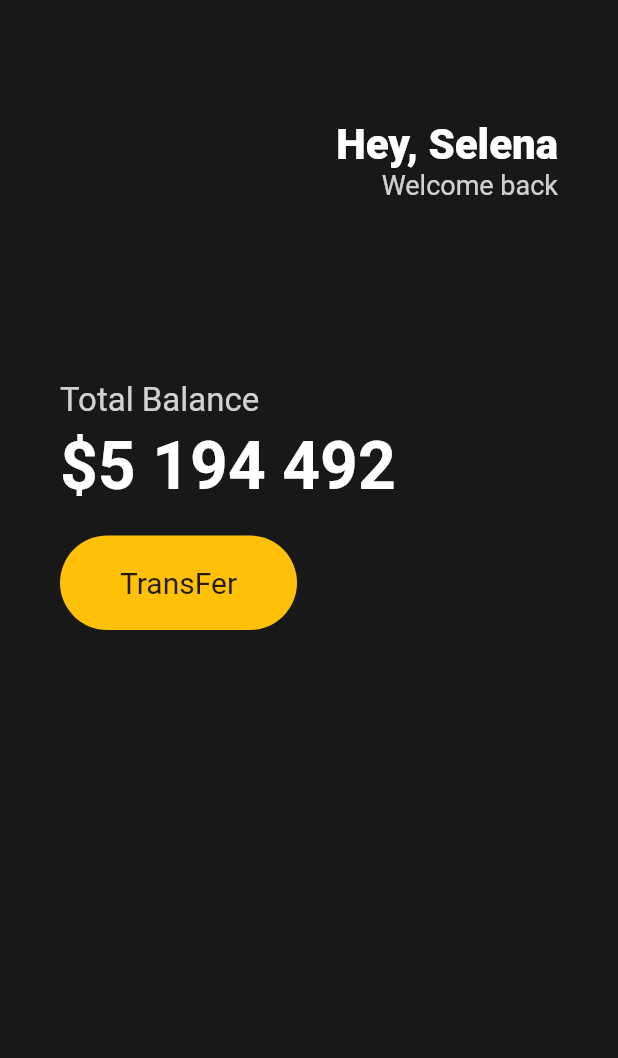
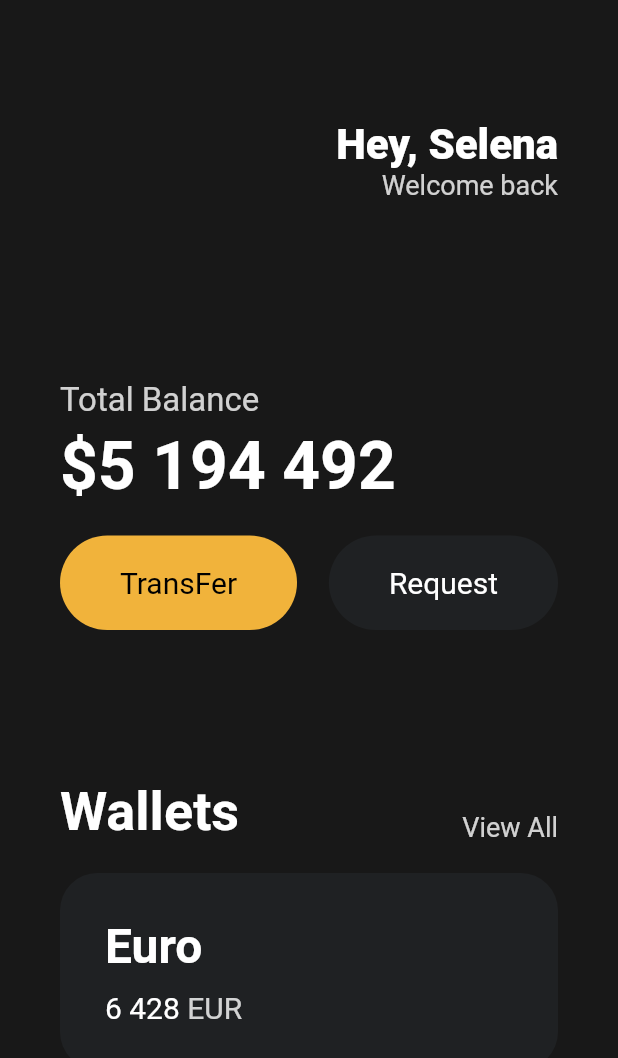
Before and after one commit to SangkiKim/toonflix, a Flutter app: the screen it shows after launch, on a phone screen of 412 x 824 dp. Shown: the top 1058 px of the screen. Run offline on Flutter 3.47's test engine with Material 2 defaults, Android fonts, the phone set to English and light mode, and no system bars.

Commit message:
make button widget and card

```diff
--- a/lib/main.dart
+++ b/lib/main.dart
@@ -1,11 +1,11 @@
 import 'package:flutter/material.dart';
+import 'package:toonflix/widgets/button.dart';
 
 void main() {
   runApp(App());
 }
 
 class App extends StatelessWidget {
-
   @override
   Widget build(BuildContext context) {
     return MaterialApp(
@@ -25,7 +25,8 @@ class App extends StatelessWidget {
                   Column(
                     crossAxisAlignment: CrossAxisAlignment.end,
                     children: [
-                      const Text('Hey, Selena',
+                      const Text(
+                        'Hey, Selena',
                         style: TextStyle(
                           color: Colors.white,
                           fontSize: 28,
@@ -36,8 +37,7 @@ class App extends StatelessWidget {
                           style: TextStyle(
                             color: Colors.white.withOpacity(0.8),
                             fontSize: 18,
-                            )
-                      )
+                          ))
                     ],
                   )
                 ],
@@ -52,9 +52,7 @@ class App extends StatelessWidget {
                   color: Colors.white.withOpacity(0.8),
                 ),
               ),
-              const SizedBox(
-                height: 5
-              ),
+              const SizedBox(height: 5),
               const Text(
                 '\$5 194 492',
                 style: TextStyle(
@@ -63,34 +61,105 @@ class App extends StatelessWidget {
                   fontWeight: FontWeight.w600,
                 ),
               ),
-              const SizedBox(height: 20,),
+              const SizedBox(
+                height: 20,
+              ),
+              Row(
+                mainAxisAlignment: MainAxisAlignment.spaceBetween,
+                children: const [
+                  Button(
+                    text: 'TransFer',
+                    bgColor: Color(0xFFF1B33B),
+                    textColor: Colors.black,
+                  ),
+                  Button(
+                    text: 'Request',
+                    bgColor: Color(0xFF1F2123),
+                    textColor: Colors.white,
+                  ),
+                ],
+              ),
+              const SizedBox(
+                height: 100,
+              ),
+              Row(
+                crossAxisAlignment: CrossAxisAlignment.end,
+                mainAxisAlignment: MainAxisAlignment.spaceBetween,
+                children: [
+                  const Text(
+                    "Wallets",
+                    style: TextStyle(
+                      color: Colors.white,
+                      fontSize: 36,
+                      fontWeight: FontWeight.w600,
+                    ),
+                  ),
+                  Text(
+                    "View All",
+                    style: TextStyle(
+                      color: Colors.white.withOpacity(0.8),
+                      fontSize: 18,
+                    ),
+                  ),
+                ],
+              ),
+              const SizedBox(
+                height: 20,
+              ),
+              Container(
+                decoration: BoxDecoration(
+                  color: const Color(0xFF1F2123),
+                  borderRadius: BorderRadius.circular(25),
+                ),
+                child: Padding(
+                  padding: const EdgeInsets.all(
+                    30,
+                  ),
+                  child: Row(
+                    children: [
+                      Column(
+                        crossAxisAlignment: CrossAxisAlignment.start,
+                        children: [
+                          const Text(
+                            'Euro',
+                            style: TextStyle(
+                              color: Colors.white,
+                              fontSize: 32,
+                              fontWeight: FontWeight.w600,
+                            ),
+                          ),
+                          const SizedBox(
+                            height: 10,
+                          ),
                           Row(
                             children: [
-                  Container(
-                    decoration: BoxDecoration(
-                      color: Colors.amber,
-                      borderRadius: BorderRadius.circular(45),
+                              const Text("6 428",
+                                  style: TextStyle(
+                                    color: Colors.white,
+                                    fontSize: 20,
+                                  )),
+                              const SizedBox(
+                                width: 5,
                               ),
-                    child: const Padding(
-                      padding: EdgeInsets.symmetric(
-                        vertical: 20,
-                        horizontal: 40,
-                      ),
-                      child: Text('TransFer',
+                              Text(
+                                "EUR",
                                 style: TextStyle(
+                                  color: Colors.white.withOpacity(0.8),
                                   fontSize: 20,
                                 ),
+                              ),
+                            ],
+                          ),
+                        ],
+                      ),
+                    ],
                   ),
                 ),
               ),
             ],
-              )
-            ],
           ),
         ),
-
       ),
     );
   }
-
 }
--- /dev/null
+++ b/lib/widgets/button.dart
@@ -0,0 +1,38 @@
+import 'package:flutter/material.dart';
+
+class Button extends StatelessWidget {
+  final String text;
+  final Color bgColor;
+  final Color textColor;
+
+  const Button({
+    super.key,
+    required this.text,
+    required this.bgColor,
+    required this.textColor,
+  });
+
+  @override
+  Widget build(BuildContext context) {
+    return Container(
+      decoration: BoxDecoration(
+        color: bgColor,
+        borderRadius: BorderRadius.circular(45),
+      ),
+      child: Padding(
+        padding: const EdgeInsets.symmetric(
+          vertical: 20,
+          horizontal: 40,
+        ),
+        child: Text(
+          text,
+          style: TextStyle(
+            fontSize: 20,
+            color: textColor,
+          ),
+        ),
+      ),
+    );
+    throw UnimplementedError();
+  }
+}
```
Lines whose indentation alone changed are shown as unchanged.
